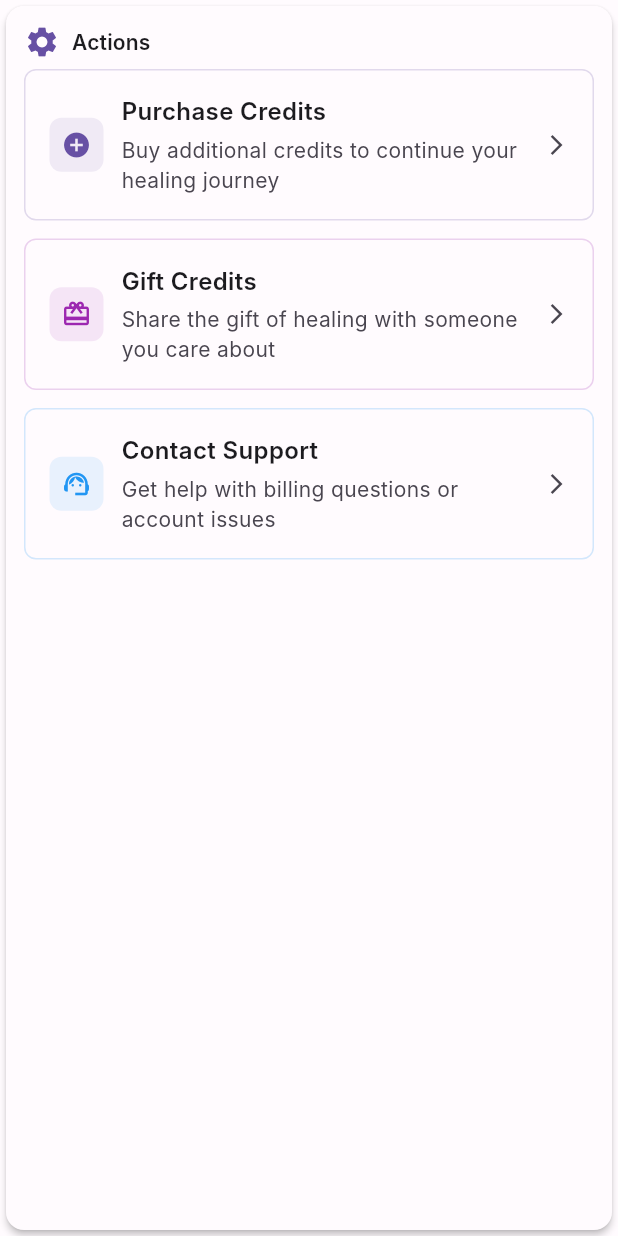
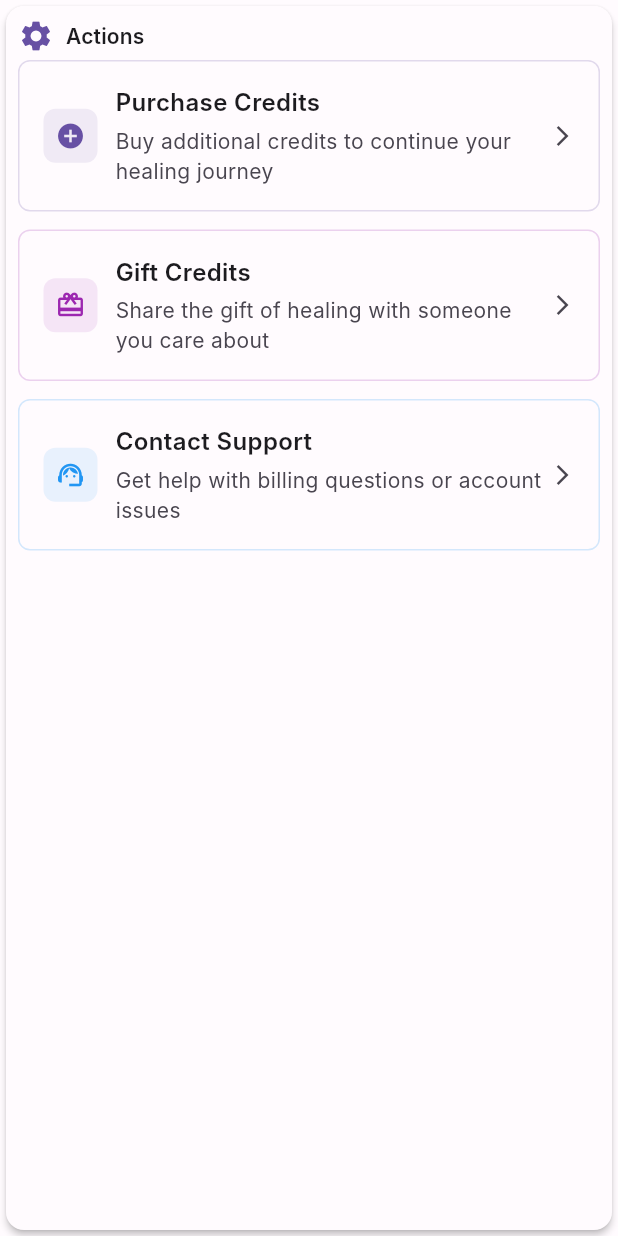
Before and after one commit to kcheath/mindhearth, a Flutter app: the BillingActionsWidget widget shown alone on an empty page, opened directly, on a phone screen of 412 x 824 dp. Run offline on Flutter 3.47's test engine with Material 3 defaults, Android fonts, the phone set to English and light mode, and no system bars; our stand-ins replace dio, flutter_riverpod, flutter_secure_storage, get_it, go_router, hooks_riverpod and 1 more; accounts and stored records are empty; network calls fail; Roboto replaces fonts that are missing (Inter).

Commit message:
Reduce white space on billing screen by moving actions up
- Change flex ratios from 2:1 to 1:1 for equal card heights
- Reduce all padding from 12px to 8px in cards
- Reduce page padding from 8px to 6px
- Reduce spacing between elements from 8px to 6px/4px
- Move billing actions up to reduce white space
- Make better use of screen real estate with more compact layout

```diff
--- a/lib/features/billing/presentation/pages/billing_page.dart
+++ b/lib/features/billing/presentation/pages/billing_page.dart
@@ -124,20 +124,20 @@ class _BillingPageState extends ConsumerState<BillingPage>
 
   Widget _buildOverviewTab(BuildContext context, billingState, billingNotifier) {
       return Padding(
-        padding: const EdgeInsets.all(8),
+        padding: const EdgeInsets.all(6),
         child: Column(
           crossAxisAlignment: CrossAxisAlignment.start,
           children: [
             // Credit Balance Card
             Expanded(
-              flex: 2,
+              flex: 1,
               child: CreditBalanceCard(
                 balance: billingState.balance,
                 isLoading: billingState.isLoading,
               ),
             ),
 
-            const SizedBox(height: 12),
+            const SizedBox(height: 6),
 
             // Billing Actions
             Expanded(
--- a/lib/features/billing/presentation/widgets/billing_actions_widget.dart
+++ b/lib/features/billing/presentation/widgets/billing_actions_widget.dart
@@ -22,7 +22,7 @@ class BillingActionsWidget extends StatelessWidget {
         borderRadius: BorderRadius.circular(12),
       ),
       child: Padding(
-        padding: const EdgeInsets.all(12),
+        padding: const EdgeInsets.all(8),
         child: Column(
           crossAxisAlignment: CrossAxisAlignment.start,
           children: [
@@ -43,7 +43,7 @@ class BillingActionsWidget extends StatelessWidget {
                 ),
               ],
             ),
-            const SizedBox(height: 6),
+            const SizedBox(height: 4),
             _buildActionGrid(context),
           ],
         ),
```
Also changed, not shown: lib/features/billing/presentation/widgets/credit_balance_card.dart (+4 -4 lines).
